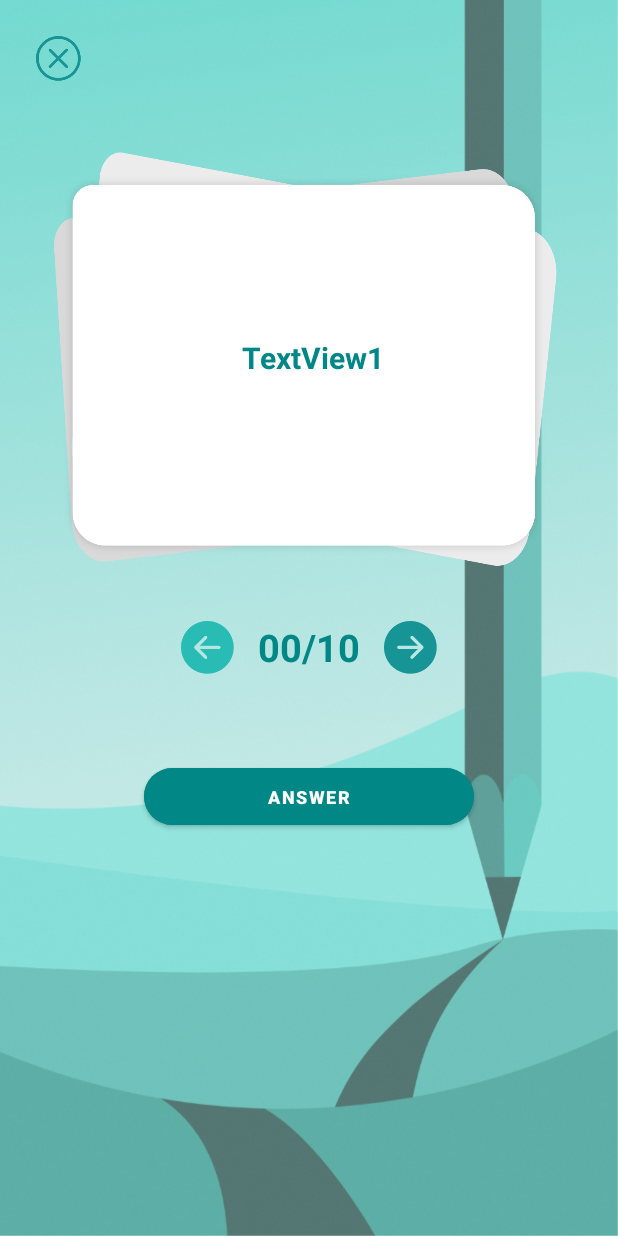
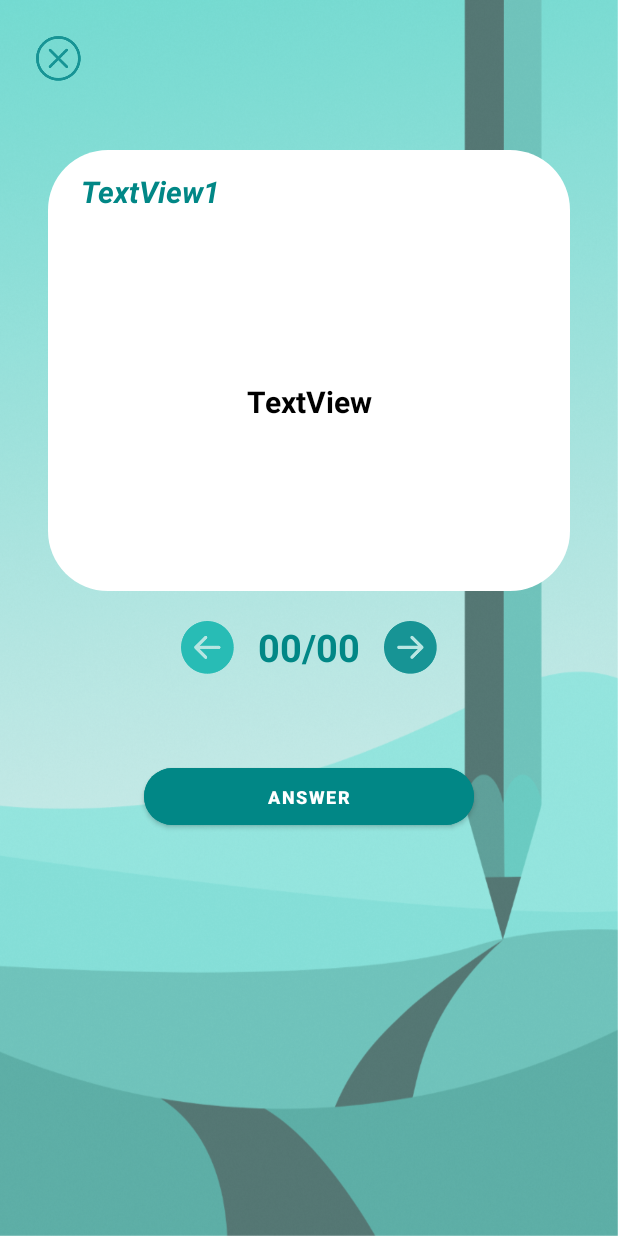
Before and after one commit to Jeff0945/flash-it, an Android app: the ReviewActivity screen opened directly, with no data from a screen before it, on a phone screen of 412 x 824 dp. Run offline under Robolectric (Android 15) with nearby library versions, the light colour scheme and no system bars.

Commit message:
[FLASH-41] Design change for flashcard
updated flashcard

```diff
--- a/app/src/main/AndroidManifest.xml
+++ b/app/src/main/AndroidManifest.xml
@@ -3,6 +3,7 @@
     xmlns:tools="http://schemas.android.com/tools">
 
     <application
+        android:screenOrientation="sensorPortrait"
         android:allowBackup="true"
         android:dataExtractionRules="@xml/data_extraction_rules"
         android:fullBackupContent="@xml/backup_rules"
--- a/app/src/main/res/layout/flashit_review_activity.xml
+++ b/app/src/main/res/layout/flashit_review_activity.xml
@@ -132,34 +132,7 @@
 <!--        app:layout_constraintTop_toBottomOf="@+id/medium_button"-->
 <!--        app:layout_constraintVertical_bias="0.0" />-->
 
-    <ImageView
-        android:id="@+id/big_card"
-        android:layout_width="wrap_content"
-        android:layout_height="280dp"
-        app:layout_constraintBottom_toBottomOf="parent"
-        app:layout_constraintEnd_toEndOf="parent"
-        app:layout_constraintHorizontal_bias="0.5"
-        app:layout_constraintStart_toStartOf="parent"
-        app:layout_constraintTop_toTopOf="parent"
-        app:layout_constraintVertical_bias="0.184"
-        app:srcCompat="@drawable/big_card" />
 
-    <TextView
-        android:id="@+id/description"
-        android:layout_width="298dp"
-        android:layout_height="235dp"
-        android:paddingStart="110dp"
-        android:paddingTop="98dp"
-        android:text="TextView1"
-        android:textColor="@color/teal_700"
-        android:textSize="20sp"
-        android:textStyle="bold"
-        app:layout_constraintBottom_toBottomOf="@+id/big_card"
-        app:layout_constraintEnd_toEndOf="@+id/big_card"
-        app:layout_constraintHorizontal_bias="0.45"
-        app:layout_constraintStart_toStartOf="@+id/big_card"
-        app:layout_constraintTop_toTopOf="@+id/big_card"
-        app:layout_constraintVertical_bias="0.603" />
 
     <Button
         android:id="@+id/button4"
@@ -181,7 +154,7 @@
         android:id="@+id/numbers"
         android:layout_width="wrap_content"
         android:layout_height="35dp"
-        android:text="00/10"
+        android:text="00/00"
         android:textColor="@color/teal_700"
         android:textSize="25sp"
         android:textStyle="bold"
@@ -191,4 +164,51 @@
         app:layout_constraintTop_toTopOf="parent"
         app:layout_constraintVertical_bias="0.525" />
 
+    <ImageView
+        android:id="@+id/imageView"
+        android:layout_width="match_parent"
+        android:layout_height="0dp"
+        android:layout_marginStart="32dp"
+        android:layout_marginTop="100dp"
+        android:layout_marginEnd="32dp"
+        android:layout_marginBottom="20dp"
+        android:background="@drawable/dialog_cc"
+        android:backgroundTint="@color/white"
+        app:layout_constraintBottom_toTopOf="@+id/numbers"
+        app:layout_constraintEnd_toEndOf="parent"
+        app:layout_constraintHorizontal_bias="0.495"
+        app:layout_constraintStart_toStartOf="parent"
+        app:layout_constraintTop_toTopOf="parent"
+        app:layout_constraintVertical_bias="0.202" />
+
+    <TextView
+        android:id="@+id/indicationTextview"
+        android:layout_width="wrap_content"
+        android:layout_height="wrap_content"
+        android:text="TextView1"
+        android:textColor="@color/teal_700"
+        android:textSize="20sp"
+        android:textStyle="bold|italic"
+        app:layout_constraintBottom_toBottomOf="@+id/imageView"
+        app:layout_constraintEnd_toEndOf="@+id/imageView"
+        app:layout_constraintHorizontal_bias="0.087"
+        app:layout_constraintStart_toStartOf="@+id/imageView"
+        app:layout_constraintTop_toTopOf="@+id/imageView"
+        app:layout_constraintVertical_bias="0.052" />
+
+    <TextView
+        android:id="@+id/updatedTextview"
+        android:layout_width="0dp"
+        android:layout_height="0dp"
+        android:text="TextView"
+        android:padding="15dp"
+        android:gravity="center"
+        android:textColor="@color/black"
+        android:textSize="20sp"
+        android:textStyle="bold"
+        app:layout_constraintBottom_toBottomOf="@+id/imageView"
+        app:layout_constraintEnd_toEndOf="@+id/imageView"
+        app:layout_constraintStart_toStartOf="@+id/imageView"
+        app:layout_constraintTop_toBottomOf="@+id/indicationTextview" />
+
 </androidx.constraintlayout.widget.ConstraintLayout>
```
